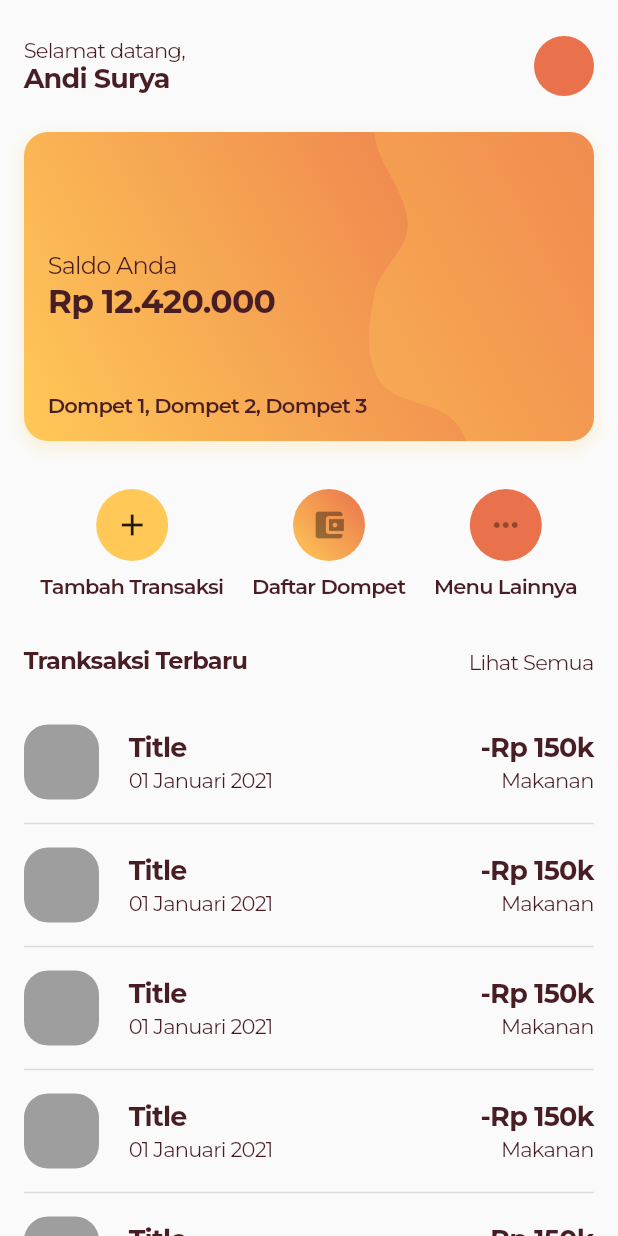
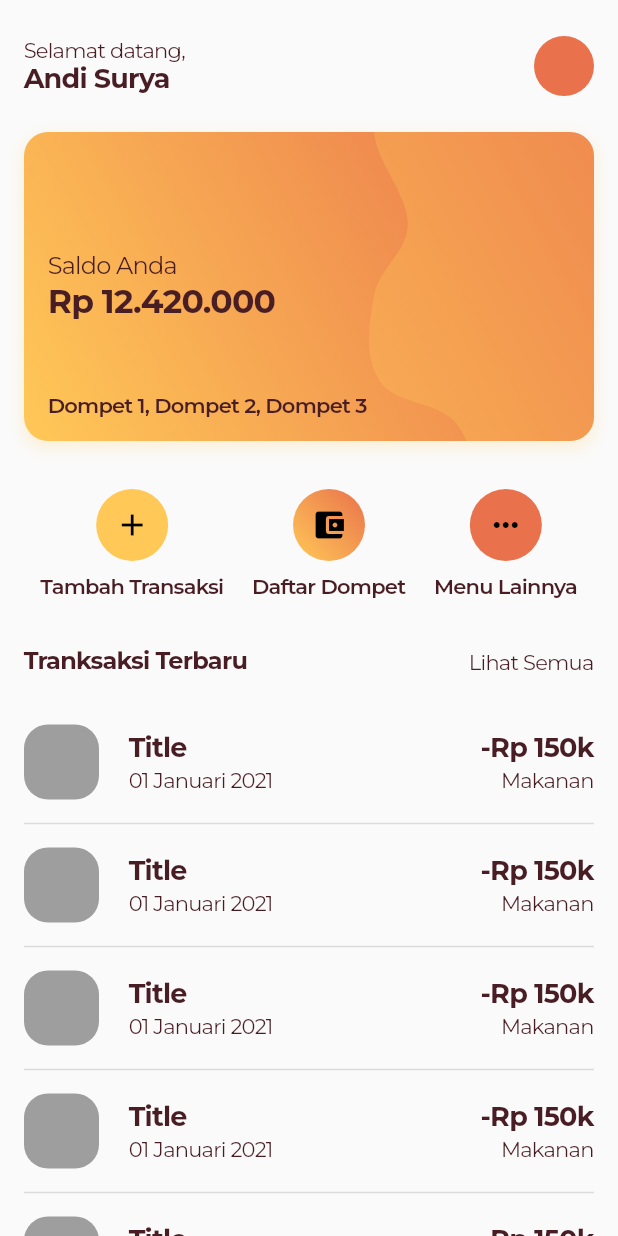
Before and after one commit to andisoer/money-book, a Flutter app: the screen it shows after launch, on a phone screen of 412 x 824 dp. Run offline on Flutter 3.47's test engine with Material 2 defaults, Android fonts, the phone set to English and light mode, and no system bars; our stand-ins replace flutter_svg, google_fonts.

Commit message:
finishing add transaction layout

```diff
--- a/lib/common/config/themes.dart
+++ b/lib/common/config/themes.dart
@@ -11,6 +11,7 @@ class _Colors {
   final secondaryColor = const Color(0xffE9724C);
   final textPrimary = const Color(0xff481D24);
   final white = const Color(0xffffffff);
+  final black = const Color(0xff000000);
 }
 
 class _TextStyles {
--- a/lib/features/home/presentation/widget/menu_action.dart
+++ b/lib/features/home/presentation/widget/menu_action.dart
@@ -18,7 +18,10 @@ class MenuAction extends StatelessWidget {
         ),
         ItemAction(
           title: 'Tambah Transaksi',
-          icon: const Icon(Icons.add),
+          icon: Icon(
+            Icons.add,
+            color: AppTheme.colors.black,
+          ),
           color: AppTheme.colors.baseColor,
           onPressed: () {
             Navigator.pushNamed(context, RouteConstants.addTransaction);
@@ -29,7 +32,10 @@ class MenuAction extends StatelessWidget {
         ),
         ItemAction(
           title: 'Daftar Dompet',
-          icon: const Icon(Icons.account_balance_wallet),
+          icon: Icon(
+            Icons.account_balance_wallet,
+            color: AppTheme.colors.black,
+          ),
           gradient: LinearGradient(
             begin: Alignment.bottomLeft,
             end: Alignment.topRight,
@@ -44,7 +50,10 @@ class MenuAction extends StatelessWidget {
         ),
         ItemAction(
           title: 'Menu Lainnya',
-          icon: const Icon(Icons.more_horiz),
+          icon: Icon(
+            Icons.more_horiz,
+            color: AppTheme.colors.black,
+          ),
           color: AppTheme.colors.secondaryColor,
         ),
         const SizedBox(
--- a/lib/main.dart
+++ b/lib/main.dart
@@ -1,5 +1,6 @@
 import 'package:flutter/material.dart';
 import 'package:money_book/features/home/presentation/page/home_page.dart';
+import 'package:money_book/routes.dart';
 
 void main() {
   runApp(const MyApp());
@@ -16,6 +17,7 @@ class MyApp extends StatelessWidget {
         primarySwatch: Colors.blue,
       ),
       home: const HomePage(),
+      onGenerateRoute: AppRoutes().onGenerateRoute,
     );
   }
 }
```
Also changed, not shown: lib/features/transaction/presentation/page/add_transaction/add_transaction.dart (+108 -1 lines).
